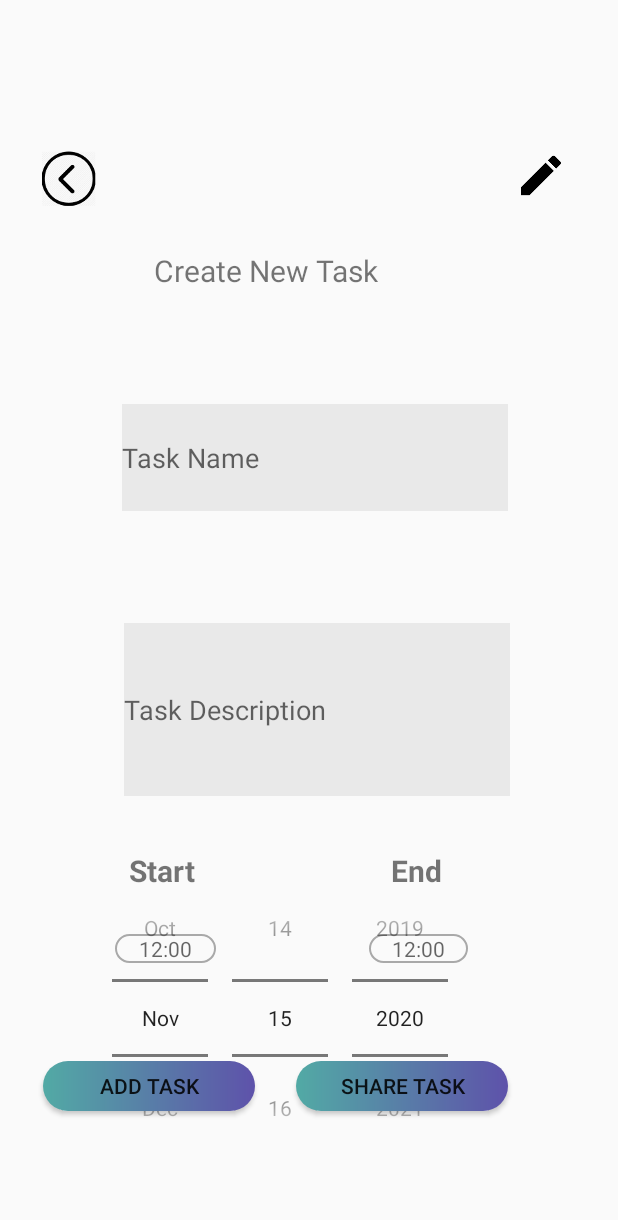
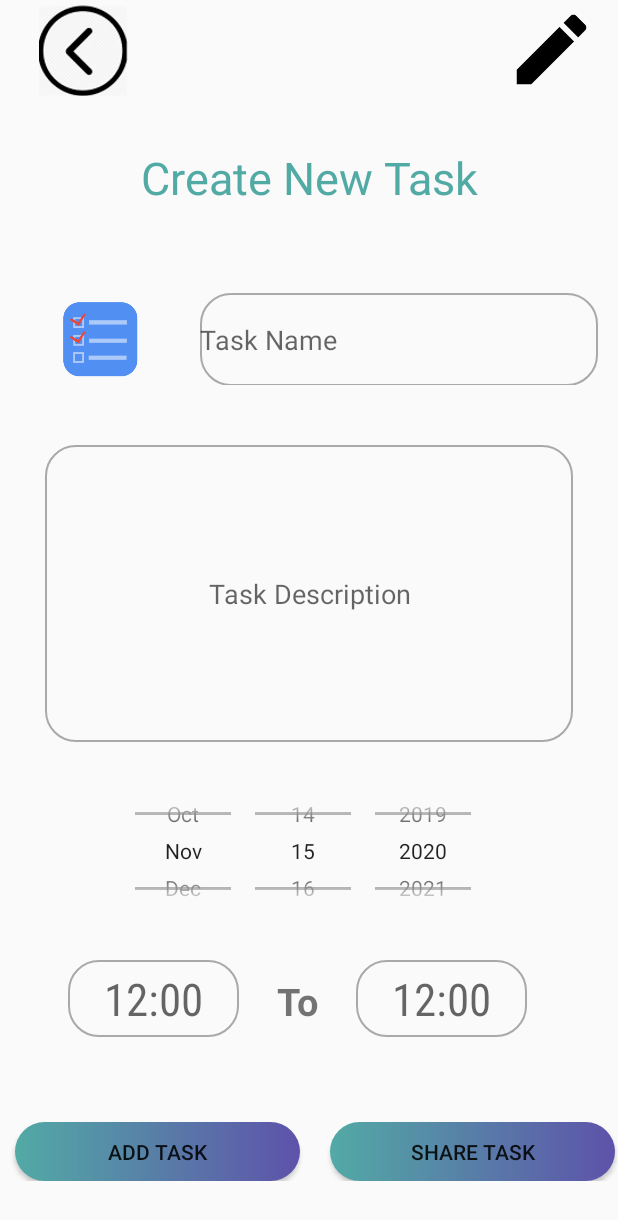
Before and after one commit to bkcyanne/swen3001_group_project, an Android app: the newTask screen opened directly, with no data from a screen before it, on a phone screen of 412 x 824 dp. Shown: the top 1220 px of the screen. Run offline under Robolectric (Android 15) with nearby library versions, the phone set to English and light mode, and no system bars.

Commit message:
login,signup and create new task completed with linear layout

```diff
--- a/Android Dev/app/src/main/res/layout/activity_new_task.xml
+++ b/Android Dev/app/src/main/res/layout/activity_new_task.xml
@@ -1,159 +1,188 @@
 <?xml version="1.0" encoding="utf-8"?>
-<RelativeLayout xmlns:android="http://schemas.android.com/apk/res/android"
+<LinearLayout xmlns:android="http://schemas.android.com/apk/res/android"
     xmlns:app="http://schemas.android.com/apk/res-auto"
     xmlns:tools="http://schemas.android.com/tools"
     android:layout_width="match_parent"
     android:layout_height="match_parent"
-    tools:context=".newTask">
+    tools:context=".MainActivity"
+    android:orientation="vertical">
 
+    <LinearLayout
+        android:layout_width="match_parent"
+        android:layout_height="78dp"
+        android:gravity="top"
+        android:orientation="horizontal"
+        tools:ignore="UselessParent">
+
+        <RelativeLayout
+            android:id="@+id/relativeLayout1"
+            android:layout_width="fill_parent"
+            android:layout_height="78dp"
+           >
+
+            <ImageView
+                android:id="@+id/backButtonIcon2"
+                android:layout_width="wrap_content"
+                android:layout_height="69dp"
+                android:layout_alignParentStart="true"
+                android:layout_alignParentEnd="true"
+                android:layout_marginStart="11dp"
+                android:layout_marginEnd="313dp"
+                android:contentDescription="@string/warning"
+                app:srcCompat="@drawable/backprofilepageicon" />
 
             <ImageView
                 android:id="@+id/editPencilIcon3"
-        android:layout_width="wrap_content"
-        android:layout_height="35dp"
+                android:layout_width="106dp"
+                android:layout_height="62dp"
                 android:layout_alignParentStart="true"
                 android:layout_alignParentEnd="true"
                 android:layout_alignParentBottom="true"
-        android:layout_marginStart="341dp"
-        android:layout_marginEnd="32dp"
-        android:layout_marginBottom="689dp"
+                android:layout_marginStart="314dp"
+                android:layout_marginEnd="-9dp"
+                android:layout_marginBottom="14dp"
                 android:contentDescription="@string/EditProfile"
                 app:srcCompat="@drawable/edittheicon" />
 
+        </RelativeLayout>
+
+    </LinearLayout>
+
+    <TextView
+        android:id="@+id/createNewTask"
+        android:layout_width="match_parent"
+        android:layout_height="57dp"
+        android:text="@string/createNewTask"
+        android:textAlignment="center"
+        android:textColor="#52AAA5"
+        android:textSize="30sp"
+        tools:layout_editor_absoluteX="160dp"
+        tools:layout_editor_absoluteY="62dp"
+        android:layout_gravity="center"
+        android:layout_marginTop="20dp"/>
+
+    <TableLayout
+        android:layout_width="match_parent"
+        android:layout_height="61dp"
+        android:layout_marginTop="40dp">
+
+        <TableRow
+            android:layout_width="match_parent"
+            android:layout_height="match_parent"
+            tools:ignore="UselessParent">
+
             <ImageView
-        android:id="@+id/backButtonIcon2"
-        android:layout_width="46dp"
-        android:layout_height="42dp"
-        android:layout_alignParentEnd="true"
-        android:layout_alignParentBottom="true"
-        android:layout_marginEnd="343dp"
-        android:layout_marginBottom="683dp"
-        android:contentDescription="@string/warning"
-        app:srcCompat="@drawable/backprofilepageicon" />
+                android:id="@+id/imageView2"
+                android:layout_width="133dp"
+                android:layout_height="match_parent"
+                app:srcCompat="@drawable/tasknameicon"
+                tools:ignore="ContentDescription" />
+
+            <EditText
+                android:id="@+id/TaskName"
+                android:layout_width="265dp"
+                android:layout_height="62dp"
+                android:autofillHints="asd"
+                android:background="@drawable/backgroundbox"
+                android:ems="10"
+                android:hint="@string/ctTaskName"
+                android:inputType="textPersonName" />
+        </TableRow>
+
+    </TableLayout>
 
     <EditText
         android:id="@+id/TaskDescription"
-        android:layout_width="257dp"
-        android:layout_height="115dp"
-        android:layout_alignParentEnd="true"
-        android:layout_alignParentBottom="true"
-        android:layout_marginEnd="72dp"
-        android:layout_marginBottom="293dp"
+        android:layout_width="match_parent"
+        android:layout_height="198dp"
+        android:layout_marginLeft="30dp"
+        android:layout_marginTop="40dp"
+        android:layout_marginRight="30dp"
         android:autofillHints="asd"
-        android:background="#11000000"
+        android:background="@drawable/backgroundbox"
         android:ems="10"
         android:hint="@string/ctTaskDescription"
-        android:inputType="textPersonName" />
+        android:inputType="textPersonName"
+        android:textAlignment="center" />
+
+    <DatePicker
+        android:id="@+id/datePicker1"
+        android:layout_width="match_parent"
+        android:layout_height="105dp"
+        android:calendarViewShown="false"
+        android:datePickerMode="spinner"
+        android:layout_marginTop="20dp"/>
+
+    <LinearLayout
+        android:layout_width="match_parent"
+        android:layout_height="68dp"
+        android:orientation="horizontal"
+        android:layout_marginStart="45dp"
+        android:layout_marginTop="20dp">
 
         <TextView
-        android:id="@+id/createNewTask"
-        android:layout_width="200dp"
-        android:layout_height="57dp"
-        android:layout_alignParentEnd="true"
-        android:layout_alignParentBottom="true"
-        android:layout_marginEnd="109dp"
-        android:layout_marginBottom="600dp"
-        android:text="@string/createNewTask"
-        android:textSize="20sp"
-        tools:layout_editor_absoluteX="160dp"
-        tools:layout_editor_absoluteY="62dp" />
-
-    <EditText
-        android:id="@+id/TaskName"
-        android:layout_width="257dp"
-        android:layout_height="71dp"
-        android:layout_alignParentEnd="true"
-        android:layout_alignParentBottom="true"
-        android:layout_marginEnd="73dp"
-        android:layout_marginBottom="483dp"
-        android:autofillHints="asd"
-        android:background="#11000000"
-        android:ems="10"
-        android:hint="@string/ctTaskName"
-        android:inputType="textPersonName" />
-
-    <Button
-        android:id="@+id/addTaskButton"
-        android:layout_width="141dp"
-        android:layout_height="33dp"
-        android:layout_alignParentEnd="true"
-        android:layout_alignParentBottom="true"
-        android:layout_marginEnd="242dp"
-        android:layout_marginBottom="83dp"
-        android:background="@drawable/shape"
-        android:text="@string/ctAddTask" />
-
-    <Button
-        android:id="@+id/shareTaskButton"
-        android:layout_width="141dp"
-        android:layout_height="33dp"
-        android:layout_alignParentEnd="true"
-        android:layout_alignParentBottom="true"
-        android:layout_marginEnd="73dp"
-        android:layout_marginBottom="83dp"
-        android:background="@drawable/shape"
-        android:text="@string/ctShareTask" />
-
-
-    <TextView
-        android:id="@+id/EndHourTime"
-        android:layout_width="66dp"
-        android:layout_height="wrap_content"
-        android:layout_alignParentEnd="true"
-        android:layout_alignParentBottom="true"
-        android:layout_marginEnd="100dp"
-        android:layout_marginBottom="182dp"
+            android:id="@+id/StartHourTime"
+            android:layout_width="114dp"
+            android:layout_height="51dp"
             android:background="@drawable/backgroundbox"
+            android:fontFamily="sans-serif-condensed"
             android:gravity="center"
-        android:hint="@string/HourTime" />
-
-    <TextView
-        android:id="@+id/startText"
-        android:layout_width="78dp"
-        android:layout_height="33dp"
-        android:layout_alignParentEnd="true"
-        android:layout_alignParentBottom="true"
-        android:layout_marginEnd="248dp"
-        android:layout_marginBottom="224dp"
-        android:text="@string/start"
-        android:textSize="20sp"
-        android:textStyle="bold" />
+            android:hint="@string/HourTime"
+            android:textSize="30sp" />
 
         <TextView
             android:id="@+id/End"
             android:layout_width="78dp"
             android:layout_height="33dp"
-        android:layout_alignParentEnd="true"
-        android:layout_alignParentBottom="true"
-        android:layout_marginEnd="73dp"
-        android:layout_marginBottom="224dp"
             android:text="@string/End"
-        android:textSize="20sp"
+            android:textAlignment="center"
+            android:textSize="25sp"
             android:textStyle="bold" />
 
         <TextView
-        android:id="@+id/StartHourTime"
-        android:layout_width="67dp"
-        android:layout_height="wrap_content"
-        android:layout_alignParentEnd="true"
-        android:layout_alignParentBottom="true"
-        android:layout_marginEnd="268dp"
-        android:layout_marginBottom="182dp"
+            android:id="@+id/EndHourTime"
+            android:layout_width="114dp"
+            android:layout_height="51dp"
             android:background="@drawable/backgroundbox"
+            android:fontFamily="sans-serif-condensed"
             android:gravity="center"
-        android:hint="@string/HourTime" />
+            android:hint="@string/HourTime"
+            android:textSize="30sp" />
+    </LinearLayout>
 
-    <DatePicker
-        android:id="@+id/datePicker1"
-        android:layout_width="wrap_content"
-        android:layout_height="wrap_content"
-        android:layout_alignParentEnd="true"
-        android:layout_alignParentBottom="true"
-        android:layout_marginEnd="97dp"
-        android:layout_marginBottom="39dp"
-        android:calendarViewShown="false"
-        android:datePickerMode="spinner" />
+    <TableLayout
+        android:layout_width="match_parent"
+        android:layout_height="61dp"
+        android:layout_marginTop="40dp">
+
+        <TableRow
+            android:layout_width="match_parent"
+            android:layout_height="match_parent"
+            tools:ignore="UselessParent"
+            >
+
+            <Button
+                android:id="@+id/addTaskButton"
+                android:layout_width="190dp"
+                android:layout_height="39dp"
+
+                android:background="@drawable/shape"
+                android:text="@string/ctAddTask"
+                android:layout_marginLeft="10dp"
+                android:layout_marginRight="10dp"/>
+
+            <Button
+                android:id="@+id/shareTaskButton"
+                android:layout_width="190dp"
+                android:layout_height="39dp"
+                android:background="@drawable/shape"
+                android:text="@string/ctShareTask"
+                android:layout_marginLeft="10dp"
+                android:layout_marginRight="10dp"/>
+        </TableRow>
+
+    </TableLayout>
 
 
 
-</RelativeLayout>
+</LinearLayout>
--- a/Android Dev/app/src/main/res/values/strings.xml
+++ b/Android Dev/app/src/main/res/values/strings.xml
@@ -27,11 +27,11 @@
     <string name="ctTaskDescription"> Task Description</string>
     <string name="ctAddTask">Add Task</string>
     <string name = "ctShareTask">Share Task</string>
-    <string name = "start">Start</string>
+    <string name = "start">From</string>
     <string name = "HourTime">12:00</string>
     <string name= "Colon">:</string>
     <string name = "MinuteTime">00</string>
-    <string name ="End">End</string>
+    <string name ="End">To</string>
 
 
     /*View All Tasks*/
```
Also changed, not shown: Android Dev/app/src/main/res/layout/activity_acc_creation_page.xml (+130 -147 lines), Android Dev/app/src/main/res/layout/activity_main.xml (+58 -139 lines), Android Dev/app/src/main/res/drawable/mainscreenblob.png, Android Dev/app/src/main/res/drawable/privatelock.png (added), Android Dev/app/src/main/res/drawable/tasknameicon.png (added). Lines whose indentation alone changed are shown as unchanged.
